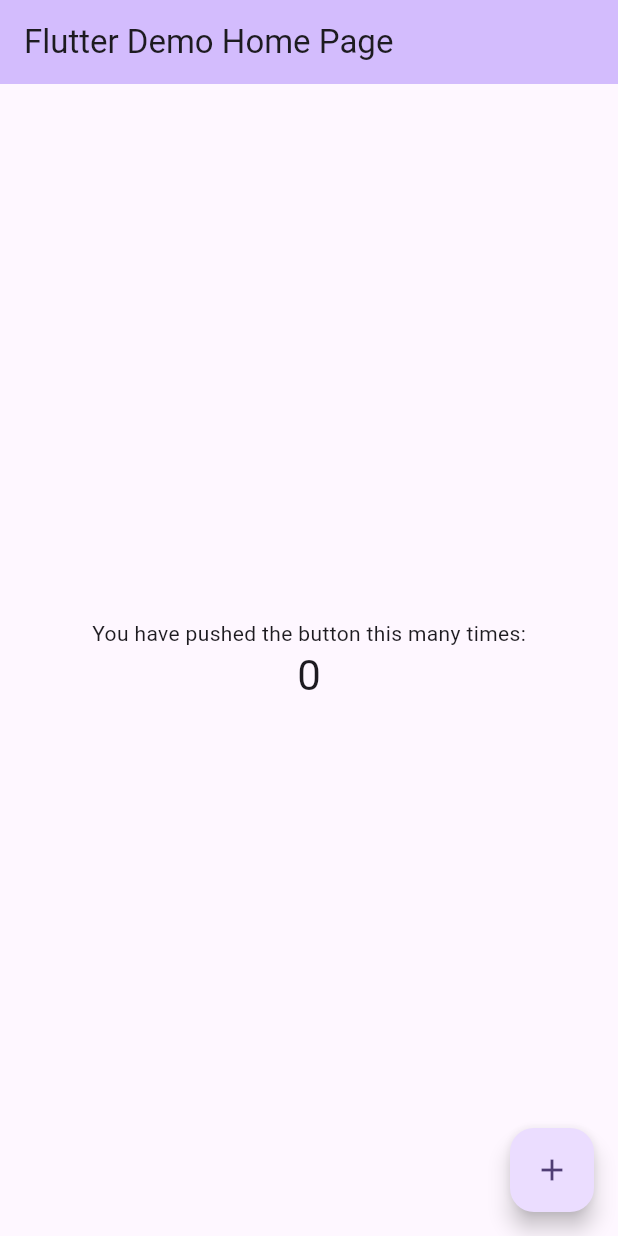
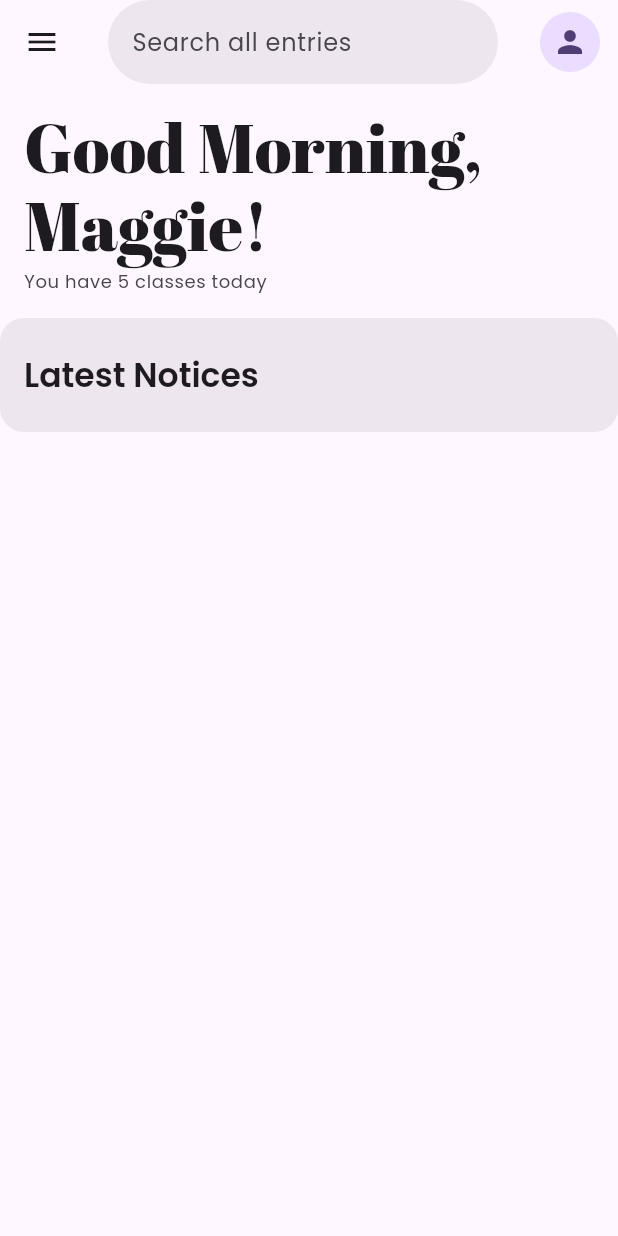
Before and after one commit to ErnGusMik/eclass, a Flutter app: the screen it shows after launch, on a phone screen of 412 x 824 dp. Run offline on Flutter 3.47's test engine with Material 3 defaults, Android fonts, the phone set to English and light mode, and no system bars; our stand-ins replace google_fonts.

Commit message:
Started teacher panel

```diff
--- a/eclass_flutter/lib/main.dart
+++ b/eclass_flutter/lib/main.dart
@@ -1,8 +1,12 @@
+import 'package:eclass_flutter/teacher_panel/dash/ui.dart';
 import 'package:flutter/material.dart';
+import 'package:google_fonts/google_fonts.dart';
 
 void main() {
   runApp(const MyApp());
 }
+
+ColorScheme colours = ColorScheme.fromSeed(seedColor: Colors.deepPurple);
 
 class MyApp extends StatelessWidget {
   const MyApp({super.key});
@@ -11,7 +15,7 @@ class MyApp extends StatelessWidget {
   @override
   Widget build(BuildContext context) {
     return MaterialApp(
-      title: 'Flutter Demo',
+      title: 'Eclass',
       theme: ThemeData(
         // This is the theme of your application.
         //
@@ -28,10 +32,52 @@ class MyApp extends StatelessWidget {
         //
         // This works for code too, not just values: Most code changes can be
         // tested with just a hot reload.
-        colorScheme: ColorScheme.fromSeed(seedColor: Colors.deepPurple),
+
+        colorScheme: colours,
+        scaffoldBackgroundColor: colours.surfaceBright,
         useMaterial3: true,
+        //
+        textTheme: TextTheme(
+          displayLarge: GoogleFonts.abrilFatface(fontSize: 57),
+          displayMedium: GoogleFonts.abrilFatface(fontSize: 45),
+          displaySmall: GoogleFonts.abrilFatface(fontSize: 36),
+
+          headlineLarge: GoogleFonts.abrilFatface(fontSize: 32),
+          headlineMedium: GoogleFonts.abrilFatface(fontSize: 28),
+          headlineSmall: GoogleFonts.abrilFatface(fontSize: 24),
+
+          titleLarge: GoogleFonts.poppins(
+            fontSize: 22,
+            fontWeight: FontWeight.w600,
+          ),
+          titleMedium: GoogleFonts.poppins(
+            fontSize: 16,
+            fontWeight: FontWeight.w500,
+          ),
+          titleSmall: GoogleFonts.poppins(
+            fontSize: 14,
+            fontWeight: FontWeight.w500,
+          ),
+
+          bodyLarge: GoogleFonts.poppins(fontSize: 16),
+          bodyMedium: GoogleFonts.poppins(fontSize: 14),
+          bodySmall: GoogleFonts.poppins(fontSize: 12),
+
+          labelLarge: GoogleFonts.poppins(
+            fontSize: 14,
+            fontWeight: FontWeight.w500,
+          ),
+          labelMedium: GoogleFonts.poppins(
+            fontSize: 12,
+            fontWeight: FontWeight.w500,
+          ),
+          labelSmall: GoogleFonts.poppins(
+            fontSize: 11,
+            fontWeight: FontWeight.w500,
+          ),
+        ),
       ),
-      home: const MyHomePage(title: 'Flutter Demo Home Page'),
+      home: const TeacherDash(),
     );
   }
 }
--- /dev/null
+++ b/eclass_flutter/lib/teacher_panel/dash/ui.dart
@@ -0,0 +1,100 @@
+import 'package:flutter/material.dart';
+
+class TeacherDash extends StatelessWidget {
+  const TeacherDash({super.key});
+
+  @override
+  Widget build(BuildContext context) {
+    return Scaffold(
+      appBar: AppBarW(),
+      body: Column(
+        children: [
+          Header(),
+          Container(
+            width: double.infinity,
+            decoration: BoxDecoration(
+              color: Theme.of(context).colorScheme.surfaceContainerHigh,
+              borderRadius: BorderRadius.circular(16.0),
+            ),
+            child: Padding(
+              padding: EdgeInsets.symmetric(vertical: 24, horizontal: 16),
+              child: Column(
+                crossAxisAlignment: CrossAxisAlignment.start,
+                children: [
+                  Text(
+                    'Latest Notices',
+                    style: Theme.of(context).textTheme.titleLarge?.copyWith(
+                      color: Theme.of(context).colorScheme.onSurface,
+                    ),
+                  )
+                ],
+              ),
+            ),
+          )
+        ],
+      ),
+    );
+  }
+}
+
+class Header extends StatelessWidget {
+  const Header({
+    super.key,
+  });
+
+  @override
+  Widget build(BuildContext context) {
+    return Padding(
+      padding: const EdgeInsets.all(16.0),
+      child: Column(
+        mainAxisAlignment: MainAxisAlignment.start,
+        crossAxisAlignment: CrossAxisAlignment.start,
+        spacing: 4.0,
+        children: [
+          Text(
+            'Good Morning, Maggie!',
+            style: Theme.of(context).textTheme.displayMedium,
+          ),
+          Text(
+            'You have 5 classes today',
+            style: Theme.of(context).textTheme.bodySmall?.copyWith(
+              color: Theme.of(context).colorScheme.onSurfaceVariant,
+            ),
+          )
+        ],
+      ),
+    );
+  }
+}
+
+
+class AppBarW extends StatelessWidget implements PreferredSizeWidget {
+  const AppBarW({
+    super.key,
+  });
+
+  @override
+  Size get preferredSize => const Size.fromHeight(kToolbarHeight);
+
+ @override
+  Widget build(BuildContext context) {
+    return AppBar(
+      leading: Icon(Icons.menu),
+      actionsPadding: const EdgeInsets.fromLTRB(4.0, 0.0, 4.0, 0.0),
+      title: SearchBar(
+        hintText: 'Search all entries',
+        elevation: WidgetStateProperty.all(0.0),
+      ),
+      actions: [
+        Padding(
+          padding: const EdgeInsets.all(8.0),
+          child: CircleAvatar(
+            backgroundColor: Theme.of(context).colorScheme.primaryContainer,
+            foregroundColor: Theme.of(context).colorScheme.onPrimaryContainer,
+            child: Icon(Icons.person),
+          ),
+        ),
+      ],
+    );
+  }
+}
--- a/eclass_flutter/pubspec.yaml
+++ b/eclass_flutter/pubspec.yaml
@@ -34,6 +34,7 @@ dependencies:
   # The following adds the Cupertino Icons font to your application.
   # Use with the CupertinoIcons class for iOS style icons.
   cupertino_icons: ^1.0.8
+  google_fonts: ^6.2.1
 
 dev_dependencies:
   flutter_test:
```
Also changed, not shown: eclass_flutter/pubspec.lock, 1 other file.
